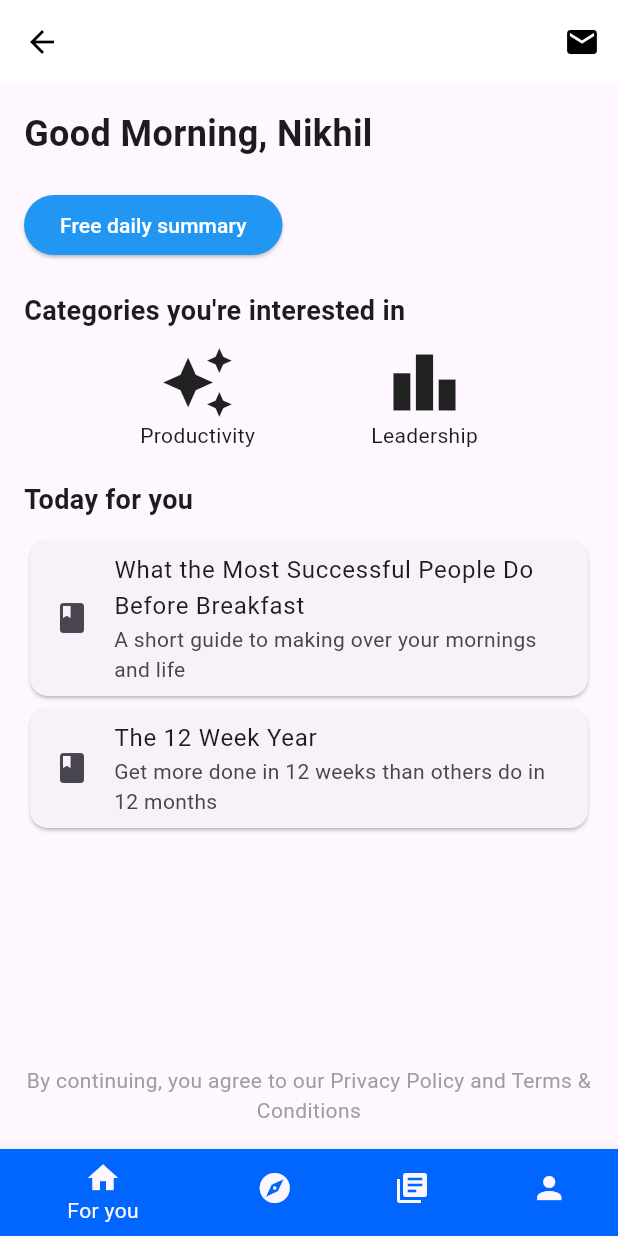
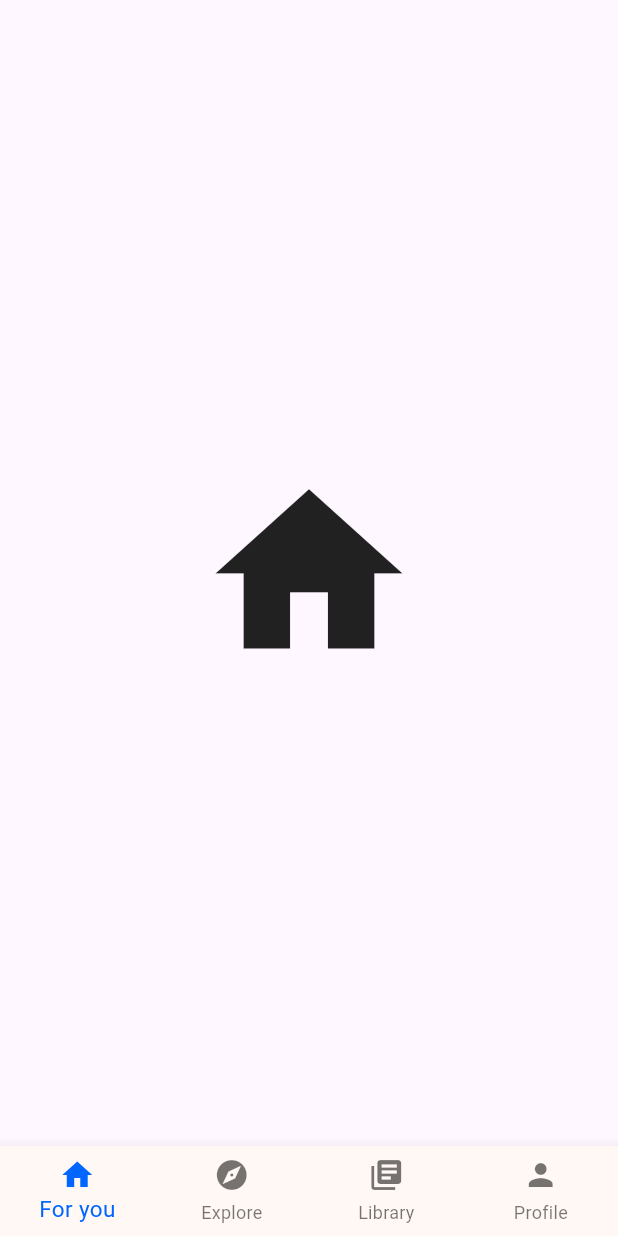
Before and after one commit to NAME-NikhilPatil/book_summary, a Flutter app: the CreateAccountScreen screen opened directly, after a tap on "GET STARTED", on a phone screen of 412 x 824 dp. Run offline on Flutter 3.47's test engine with Material 3 defaults, Android fonts, the phone set to English and light mode, and no system bars; our stand-ins replace firebase_core; accounts and stored records are empty.

Commit message:
Navigation_bar

```diff
--- a/lib/create_account.dart
+++ b/lib/create_account.dart
@@ -1,6 +1,6 @@
 import 'package:book_summary/components/button.dart';
 import 'package:book_summary/constants/constants.dart';
-import 'package:book_summary/home_screen.dart';
+import 'package:book_summary/navigatin_bar.dart';
 import 'package:book_summary/login_screen.dart';
 import 'package:flutter/material.dart';
 
@@ -109,7 +109,7 @@ class CreateAccountScreen extends StatelessWidget {
                   Navigator.push(
                     context,
                     MaterialPageRoute(
-                      builder: (context) => HomeScreen(),
+                      builder: (context) => Navigation_Bar(),
                     ),
                   );
                 }),
--- /dev/null
+++ b/lib/explore_screen.dart
@@ -0,0 +1,19 @@
+import 'package:flutter/material.dart';
+
+class ExploreScreen extends StatefulWidget {
+  const ExploreScreen({super.key});
+
+  @override
+  State<ExploreScreen> createState() => _ExploreScreenState();
+}
+
+class _ExploreScreenState extends State<ExploreScreen> {
+  @override
+  Widget build(BuildContext context) {
+    return Scaffold(
+      body: Center(
+        child: Text('Explore'),
+      ),
+    );
+  }
+}
--- a/lib/home_screen.dart
+++ /dev/null
@@ -1,150 +0,0 @@
-import 'package:book_summary/constants/constants.dart';
-import 'package:flutter/material.dart';
-
-class HomeScreen extends StatelessWidget {
-  @override
-  Widget build(BuildContext context) {
-    return Scaffold(
-      appBar: AppBar(
-        backgroundColor: Colors.white,
-        elevation: 0,
-        leading: IconButton(
-          icon: const Icon(Icons.arrow_back, color: Colors.black),
-          onPressed: () {
-            // Handle back button
-          },
-        ),
-        actions: [
-          IconButton(
-            icon: const Icon(Icons.email, color: Colors.black),
-            onPressed: () {
-              // Handle action
-            },
-          ),
-        ],
-      ),
-      body: Padding(
-        padding: const EdgeInsets.all(16.0),
-        child: Column(
-          crossAxisAlignment: CrossAxisAlignment.start,
-          children: <Widget>[
-            const Text(
-              'Good Morning, Nikhil',
-              style: TextStyle(fontSize: 24, fontWeight: FontWeight.bold),
-            ),
-            const SizedBox(height: 20),
-            ElevatedButton(
-              onPressed: () {
-                // Handle daily summary
-              },
-              child:Text('Free daily summary'),
-              style: ElevatedButton.styleFrom(
-                foregroundColor: Colors.white,
-                backgroundColor: Colors.blue,
-                shape: RoundedRectangleBorder(
-                  borderRadius: BorderRadius.circular(30),
-                ),
-              ),
-            ),
-            const SizedBox(height: 20),
-            const Text(
-              'Categories you\'re interested in',
-              style: TextStyle(fontSize: 18, fontWeight: FontWeight.bold),
-            ),
-            const SizedBox(height: 10),
-            const Row(
-              mainAxisAlignment: MainAxisAlignment.spaceEvenly,
-              children: [
-                Column(
-                  children: [
-                    Icon(Icons.auto_awesome, size: 50),
-                    Text('Productivity'),
-                  ],
-                ),
-                const Column(
-                  children: [
-                    Icon(Icons.leaderboard, size: 50),
-                    Text('Leadership'),
-                  ],
-                ),
-              ],
-            ),
-            const SizedBox(height: 20),
-            const Text(
-              'Today for you',
-              style: TextStyle(fontSize: 18, fontWeight: FontWeight.bold),
-            ),
-            const SizedBox(height: 10),
-            const BookSummaryCard(
-              title: 'What the Most Successful People Do Before Breakfast',
-              description:
-                  'A short guide to making over your mornings and life',
-            ),
-            const BookSummaryCard(
-              title: 'The 12 Week Year',
-              description:
-                  'Get more done in 12 weeks than others do in 12 months',
-            ),
-            const Spacer(),
-            const Text(
-              'By continuing, you agree to our Privacy Policy and Terms & Conditions',
-              textAlign: TextAlign.center,
-              style: TextStyle(color: Colors.grey),
-            ),
-          ],
-        ),
-      ),
-      bottomNavigationBar: BottomNavigationBar(
-        items: <BottomNavigationBarItem>[
-          BottomNavigationBarItem(
-            icon: const Icon(Icons.home),
-            label: 'For you',
-            backgroundColor: primaryColor,
-          ),
-          const BottomNavigationBarItem(
-            icon: Icon(Icons.explore),
-            label: 'Explore',
-
-          ),
-          const BottomNavigationBarItem(
-            icon: Icon(Icons.library_books),
-            label: 'Library',
-          ),
-          const BottomNavigationBarItem(
-            icon: Icon(Icons.person),
-            label: 'Profile',
-          ),
-        ],
-        // Handle navigation bar tap
-        onTap: (index) {
-          // Handle navigation
-        },
-      ),
-    );
-  }
-}
-
-class BookSummaryCard extends StatelessWidget {
-  final String title;
-  final String description;
-
-  const BookSummaryCard({
-    Key? key,
-    required this.title,
-    required this.description,
-  }) : super(key: key);
-
-  @override
-  Widget build(BuildContext context) {
-    return Card(
-      child: ListTile(
-        title: Text(title),
-        subtitle: Text(description),
-        leading: const Icon(Icons.book),
-        onTap: () {
-          // Handle book summary tap
-        },
-      ),
-    );
-  }
-}
--- /dev/null
+++ b/lib/homescreen.dart
@@ -0,0 +1,20 @@
+import 'package:flutter/material.dart';
+
+class HomeScreen extends StatefulWidget {
+  const HomeScreen({super.key});
+
+  @override
+  State<HomeScreen> createState() => _HomeScreenState();
+}
+
+class _HomeScreenState extends State<HomeScreen> {
+  @override
+  Widget build(BuildContext context) {
+    return Center(
+      child: Icon(
+        Icons.home,
+        size: 150,
+      ),
+    );
+  }
+}
--- /dev/null
+++ b/lib/library_screen.dart
@@ -0,0 +1,19 @@
+import 'package:flutter/material.dart';
+
+class LibraryScreen extends StatefulWidget {
+  const LibraryScreen({super.key});
+
+  @override
+  State<LibraryScreen> createState() => _LibraryScreenState();
+}
+
+class _LibraryScreenState extends State<LibraryScreen> {
+  @override
+  Widget build(BuildContext context) {
+    return Scaffold(
+      body: Center(
+        child: Text("Hellp"),
+      ),
+    );
+  }
+}
--- a/lib/login_screen.dart
+++ b/lib/login_screen.dart
@@ -1,7 +1,7 @@
 import 'package:book_summary/components/button.dart';
 import 'package:book_summary/constants/constants.dart';
 import 'package:book_summary/create_account.dart';
-import 'package:book_summary/home_screen.dart';
+import 'package:book_summary/navigatin_bar.dart';
 import 'package:flutter/material.dart';
 
 class LoginScreen extends StatelessWidget {
@@ -95,7 +95,7 @@ class LoginScreen extends StatelessWidget {
                   Navigator.push(
                     context,
                     MaterialPageRoute(
-                      builder: (context) =>  HomeScreen(),
+                      builder: (context) => Navigation_Bar(),
                     ),
                   );
                 }),
--- a/lib/main.dart
+++ b/lib/main.dart
@@ -1,3 +1,4 @@
+import 'package:book_summary/navigatin_bar.dart';
 import 'package:book_summary/splash_sceen.dart';
 import 'package:flutter/material.dart';
 
@@ -16,7 +17,7 @@ class MyApp extends StatelessWidget {
         // primarySwatch: Colors.blue,
         visualDensity: VisualDensity.adaptivePlatformDensity,
       ),
-      home: SplashScreen(),
+      home: Navigation_Bar(),
     );
   }
 }
--- /dev/null
+++ b/lib/navigatin_bar.dart
@@ -0,0 +1,70 @@
+import 'package:book_summary/homescreen.dart';
+import 'package:flutter/material.dart';
+import 'package:book_summary/constants/constants.dart';
+import 'package:book_summary/explore_screen.dart';
+import 'package:book_summary/library_screen.dart';
+import 'package:book_summary/profile_screen.dart';
+
+class Navigation_Bar extends StatefulWidget {
+  @override
+  State<Navigation_Bar> createState() => _Navigation_BarState();
+}
+
+class _Navigation_BarState extends State<Navigation_Bar> {
+  int _selectedIndex = 0;
+
+  static const List<Widget> _pages = <Widget>[
+    HomeScreen(), // Update Home Screen content here
+    ExploreScreen(),
+    LibraryScreen(),
+    ProfileScreen(),
+  ];
+
+  void _onItemTapped(int index) {
+    setState(() {
+      _selectedIndex = index;
+    });
+  }
+
+  @override
+  Widget build(BuildContext context) {
+    return Scaffold(
+      body: IndexedStack(
+        index: _selectedIndex,
+        children: _pages,
+      ),
+      bottomNavigationBar: BottomNavigationBar(
+        backgroundColor: backgroundColor,
+        elevation: 8,
+        showUnselectedLabels: true,
+        showSelectedLabels: true,
+        type: BottomNavigationBarType.fixed,
+        selectedFontSize: 15,
+        selectedIconTheme: IconThemeData(color: primaryColor),
+        selectedItemColor: primaryColor,
+        enableFeedback: true,
+        items: <BottomNavigationBarItem>[
+          BottomNavigationBarItem(
+            icon: const Icon(Icons.home),
+            label: 'For you',
+            backgroundColor: primaryColor,
+          ),
+          const BottomNavigationBarItem(
+            icon: Icon(Icons.explore),
+            label: 'Explore',
+          ),
+          const BottomNavigationBarItem(
+            icon: Icon(Icons.library_books),
+            label: 'Library',
+          ),
+          const BottomNavigationBarItem(
+            icon: Icon(Icons.person),
+            label: 'Profile',
+          ),
+        ],
+        currentIndex: _selectedIndex,
+        onTap: _onItemTapped,
+      ),
+    );
+  }
+}
--- /dev/null
+++ b/lib/profile_screen.dart
@@ -0,0 +1,19 @@
+import 'package:flutter/material.dart';
+
+class ProfileScreen extends StatefulWidget {
+  const ProfileScreen({super.key});
+
+  @override
+  State<ProfileScreen> createState() => _ProfileScreenState();
+}
+
+class _ProfileScreenState extends State<ProfileScreen> {
+  @override
+  Widget build(BuildContext context) {
+    return Scaffold(
+      body: Text(
+        "Profile",
+      ),
+    );
+  }
+}
--- a/lib/sign_in_sceen.dart
+++ b/lib/sign_in_sceen.dart
@@ -1,6 +1,6 @@
 import 'package:book_summary/components/button.dart';
 import 'package:book_summary/constants/constants.dart';
-import 'package:book_summary/home_screen.dart';
+import 'package:book_summary/navigatin_bar.dart';
 import 'package:book_summary/login_screen.dart';
 import 'package:flutter/material.dart';
 
@@ -119,7 +119,7 @@ class SignInScreen extends StatelessWidget {
                 onPressed: () {
                   Navigator.push(
                     context,
-                    MaterialPageRoute(builder: (context) => HomeScreen()),
+                    MaterialPageRoute(builder: (context) => Navigation_Bar()),
                   );
                 },
                 icon: Icons.g_mobiledata,
--- a/pubspec.yaml
+++ b/pubspec.yaml
@@ -35,6 +35,7 @@ dependencies:
   # The following adds the Cupertino Icons font to your application.
   # Use with the CupertinoIcons class for iOS style icons.
   cupertino_icons: ^1.0.6
+  firebase_core: ^3.1.0
 
 
 dev_dependencies:
```
Also changed, not shown: firebase.json (added), lib/firebase_options.dart (added), pubspec.lock, 7 other files.
